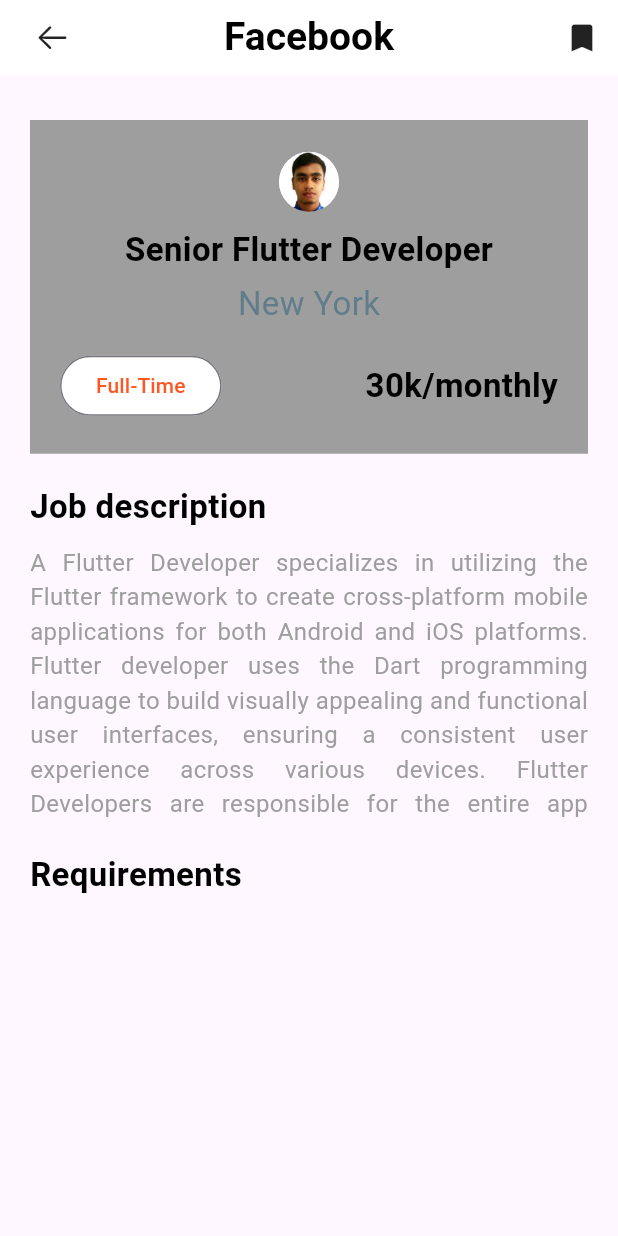
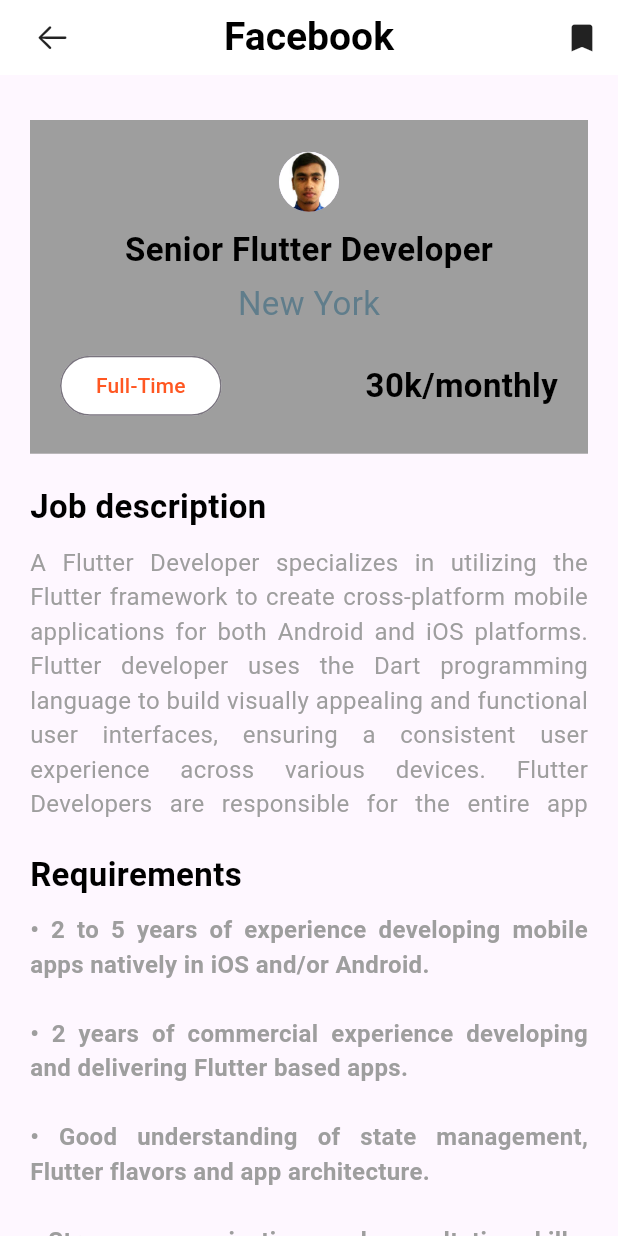
Before and after one commit to Jakaria1152/Job-Finder-, a Flutter app: the JobPage screen opened directly, on a phone screen of 412 x 824 dp. Run offline on Flutter 3.47's test engine with Material 3 defaults, Android fonts, the phone set to English and light mode, and no system bars; our stand-ins replace flutter_svg, flutter_zoom_drawer, font_awesome_flutter, get.

Commit message:
String bullet = '\u2022 ' use this for bullet each line.

```diff
--- a/lib/views/ui/Jobs/job_page.dart
+++ b/lib/views/ui/Jobs/job_page.dart
@@ -1,6 +1,7 @@
 import 'package:flutter/cupertino.dart';
 import 'package:flutter/material.dart';
 import 'package:get/get.dart';
+import 'package:job_finder_app/constants/constant.dart';
 import 'package:job_finder_app/views/common/app_bar.dart';
 import 'package:job_finder_app/views/common/reusable_text.dart';
 
@@ -101,6 +102,20 @@ class _JobPageState extends State<JobPage> {
                 const SizedBox(height: 10,),
                 SizedBox(
                   height: MediaQuery.of(context).size.height*0.6,
+                  child: ListView.builder(
+                    itemCount: requirement.length,
+                    itemBuilder: (context, index) {
+                      final req = requirement[index];
+                      String bullet = "\u2022 ";
+
+                      return Text('$bullet $req\n',maxLines: 4,
+                      textAlign: TextAlign.justify,
+                        style: TextStyle(
+                          fontSize: 16, color: Colors.grey, fontWeight: FontWeight.bold
+                        ),
+                      );
+
+                  },),
                 )
               ],
 
```
